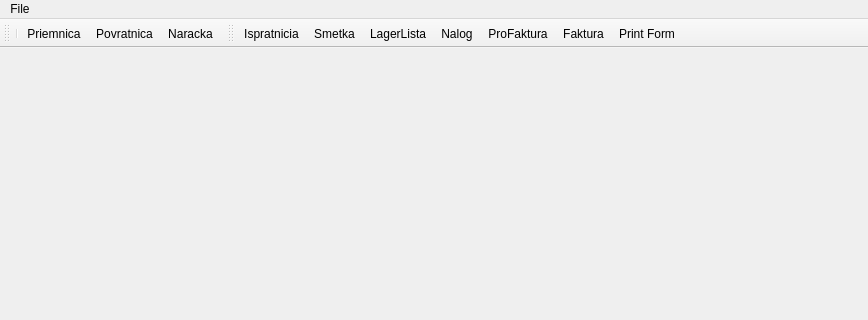
This is sterna/mainwindow.ui in srgank/sterna_x as Qt 5 draws it before an edit; both pictures show x 0 to 868 and y 0 to 320 of the 868 by 504 pixel window. The edited form follows.
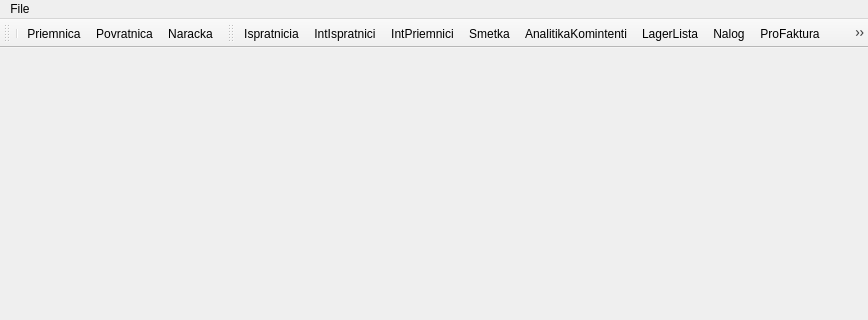
This is the edited form.

```diff
--- a/sterna/mainwindow.ui
+++ b/sterna/mainwindow.ui
@@ -67,7 +67,10 @@
     <bool>false</bool>
    </attribute>
    <addaction name="actionIspretnicia"/>
+   <addaction name="actionIntIspratnici"/>
+   <addaction name="actionIntPriemnici"/>
    <addaction name="actionSmetka"/>
+   <addaction name="actionAnalitikaKomintenti"/>
    <addaction name="actionLagerLista"/>
    <addaction name="actionNalog"/>
    <addaction name="actionProFaktura"/>
@@ -134,6 +137,21 @@
     <string>Nalog</string>
    </property>
   </action>
+  <action name="actionIntIspratnici">
+   <property name="text">
+    <string>IntIspratnici</string>
+   </property>
+  </action>
+  <action name="actionIntPriemnici">
+   <property name="text">
+    <string>IntPriemnici</string>
+   </property>
+  </action>
+  <action name="actionAnalitikaKomintenti">
+   <property name="text">
+    <string>AnalitikaKomintenti</string>
+   </property>
+  </action>
  </widget>
  <layoutdefault spacing="6" margin="11"/>
  <resources/>
```
